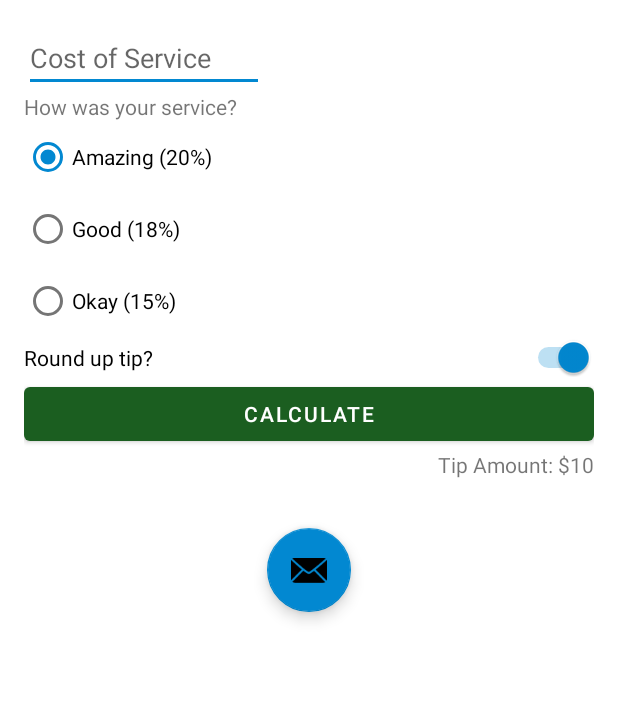
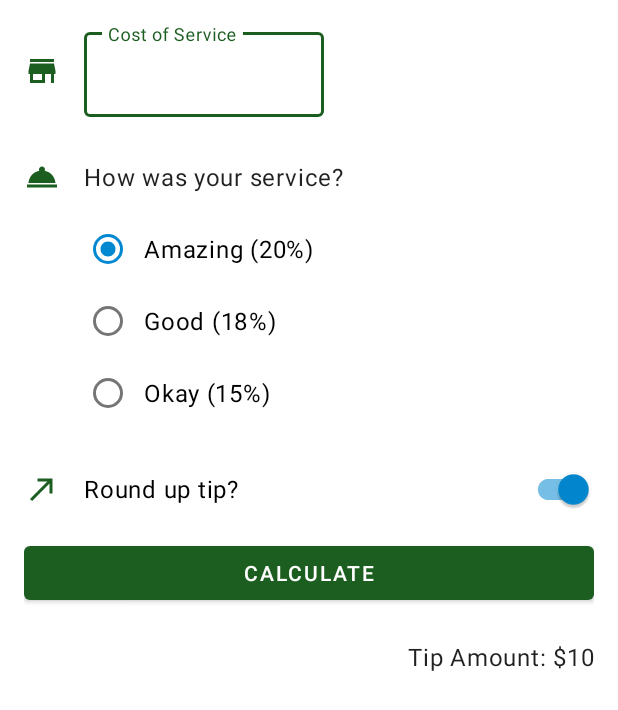
Before and after one commit to rafael-cagliari/tip-calculator, an Android app: the layout activity_main.xml on its own in the app's theme, with its tools: preview values and no code run, on a phone screen of 412 x 824 dp. Shown: the top 710 px of the screen. Run offline under Robolectric (Android 15) with nearby library versions, the phone set to English and light mode, and no system bars.

Commit message:
refined UI and added icons

```diff
--- a/app/build.gradle
+++ b/app/build.gradle
@@ -13,6 +13,7 @@ android {
     defaultConfig {
         applicationId "com.example.tiptime"
         minSdkVersion 19
+        vectorDrawables.useSupportLibrary = true
         targetSdkVersion 30
         versionCode 1
         versionName "1.0"
--- a/app/src/main/java/com/example/tiptime/MainActivity.kt
+++ b/app/src/main/java/com/example/tiptime/MainActivity.kt
@@ -1,11 +1,25 @@
 package com.example.tiptime
 
+import android.content.Context
 import android.os.Bundle
+import android.view.KeyEvent
+import android.view.View
+import android.view.inputmethod.InputMethodManager
 import androidx.appcompat.app.AppCompatActivity
 import com.example.tiptime.databinding.ActivityMainBinding
 import java.text.NumberFormat
 
 class MainActivity : AppCompatActivity() {
+    private fun handleKeyEvent(view: View, keyCode: Int): Boolean {
+        if (keyCode == KeyEvent.KEYCODE_ENTER) {
+            // Hide the keyboard
+            val inputMethodManager =
+                getSystemService(Context.INPUT_METHOD_SERVICE) as InputMethodManager
+            inputMethodManager.hideSoftInputFromWindow(view.windowToken, 0)
+            return true
+        }
+        return false
+    }
 
     private lateinit var binding: ActivityMainBinding
 
@@ -14,17 +28,25 @@ class MainActivity : AppCompatActivity() {
         binding = ActivityMainBinding.inflate(layoutInflater)
         setContentView(binding.root)
 
-        binding.calculateButton.setOnClickListener{ calculateTip() }
+        binding.calculateButton.setOnClickListener { calculateTip() }
+
+        setContentView(binding.root)
+
+        binding.calculateButton.setOnClickListener { calculateTip() }
+
+        binding.costOfServiceEditText.setOnKeyListener { view, keyCode, _ ->
+            handleKeyEvent(view, keyCode)
+        }
+    }
 
 
-    }
-
     private fun calculateTip() {
-        val stringInTextField = binding.costOfService.text.toString()
+        val stringInTextField = binding.costOfServiceEditText.text.toString()
         val cost = stringInTextField.toDoubleOrNull()
-        if (cost == null){
+        if (cost == null) {
             binding.tipResult.text = ""
-            return}
+            return
+        }
         val tipPercentage = when (binding.tipOptions.checkedRadioButtonId) {
             R.id.option_twenty_percent -> 0.20
             R.id.option_eighteen_percent -> 0.18
--- /dev/null
+++ b/app/src/main/res/drawable/ic_round_up.xml
@@ -0,0 +1,10 @@
+<vector xmlns:android="http://schemas.android.com/apk/res/android"
+    android:width="24dp"
+    android:height="24dp"
+    android:tint="?attr/colorPrimary"
+    android:viewportWidth="24"
+    android:viewportHeight="24">
+    <path
+        android:fillColor="@android:color/white"
+        android:pathData="M9,5v2h6.59L4,18.59 5.41,20 17,8.41V15h2V5z" />
+</vector>
--- /dev/null
+++ b/app/src/main/res/drawable/ic_service.xml
@@ -0,0 +1,10 @@
+<vector xmlns:android="http://schemas.android.com/apk/res/android"
+    android:width="24dp"
+    android:height="24dp"
+    android:tint="?attr/colorPrimary"
+    android:viewportWidth="24"
+    android:viewportHeight="24">
+    <path
+        android:fillColor="@android:color/white"
+        android:pathData="M2,17h20v2L2,19zM13.84,7.79c0.1,-0.24 0.16,-0.51 0.16,-0.79 0,-1.1 -0.9,-2 -2,-2s-2,0.9 -2,2c0,0.28 0.06,0.55 0.16,0.79C6.25,8.6 3.27,11.93 3,16h18c-0.27,-4.07 -3.25,-7.4 -7.16,-8.21z" />
+</vector>
--- /dev/null
+++ b/app/src/main/res/drawable/ic_store.xml
@@ -0,0 +1,10 @@
+<vector xmlns:android="http://schemas.android.com/apk/res/android"
+    android:width="24dp"
+    android:height="24dp"
+    android:tint="?attr/colorPrimary"
+    android:viewportWidth="24"
+    android:viewportHeight="24">
+    <path
+        android:fillColor="@android:color/white"
+        android:pathData="M20,4L4,4v2h16L20,4zM21,14v-2l-1,-5L4,7l-1,5v2h1v6h10v-6h4v6h2v-6h1zM12,18L6,18v-4h6v4z" />
+</vector>
--- a/app/src/main/res/layout/activity_main.xml
+++ b/app/src/main/res/layout/activity_main.xml
@@ -1,28 +1,65 @@
 <?xml version="1.0" encoding="utf-8"?>
-<androidx.constraintlayout.widget.ConstraintLayout xmlns:android="http://schemas.android.com/apk/res/android"
+<ScrollView xmlns:android="http://schemas.android.com/apk/res/android"
     xmlns:app="http://schemas.android.com/apk/res-auto"
     xmlns:tools="http://schemas.android.com/tools"
+    android:layout_width="match_parent"
+    android:layout_height="match_parent">
+
+    <androidx.constraintlayout.widget.ConstraintLayout
         android:layout_width="match_parent"
         android:layout_height="match_parent"
         android:padding="16dp"
         tools:context=".MainActivity">
 
-    <EditText
+        <ImageView
+            android:id="@+id/icon_cost_of_service"
+            android:layout_width="wrap_content"
+            android:layout_height="wrap_content"
+            android:importantForAccessibility="no"
+            app:layout_constraintBottom_toBottomOf="@id/cost_of_service"
+            app:layout_constraintStart_toStartOf="parent"
+            app:layout_constraintTop_toTopOf="@id/cost_of_service"
+            app:srcCompat="@drawable/ic_store" />
+
+
+        <com.google.android.material.textfield.TextInputLayout
             android:id="@+id/cost_of_service"
             android:layout_width="160dp"
             android:layout_height="wrap_content"
+            android:layout_marginStart="16dp"
             android:hint="@string/cost_of_service"
-        android:importantForAutofill="no"
-        android:inputType="numberDecimal"
+            app:layout_constraintStart_toEndOf="@+id/icon_cost_of_service"
+            app:layout_constraintTop_toTopOf="parent">
+
+
+            <com.google.android.material.textfield.TextInputEditText
+                android:id="@+id/cost_of_service_edit_text"
+                android:layout_width="match_parent"
+                android:layout_height="match_parent"
+
+                android:inputType="numberDecimal" />
+
+        </com.google.android.material.textfield.TextInputLayout>
+
+        <ImageView
+            android:id="@+id/icon_how_was_service"
+            android:layout_width="wrap_content"
+            android:layout_height="wrap_content"
+            android:importantForAccessibility="no"
+            app:layout_constraintBottom_toBottomOf="@id/service_question"
             app:layout_constraintStart_toStartOf="parent"
-        app:layout_constraintTop_toTopOf="parent" />
+            app:layout_constraintTop_toTopOf="@id/service_question"
+            app:srcCompat="@drawable/ic_service" />
 
         <TextView
             android:id="@+id/service_question"
+            style="@style/Widget.TipTime.TextView"
             android:layout_width="wrap_content"
             android:layout_height="wrap_content"
+            android:layout_marginStart="16dp"
+            android:layout_marginTop="16dp"
             android:text="@string/how_was_your_service"
-        app:layout_constraintStart_toStartOf="parent"
+            app:layout_constraintStart_toEndOf="@+id/icon_how_was_service"
             app:layout_constraintTop_toBottomOf="@id/cost_of_service" />
 
         <RadioGroup
@@ -31,13 +68,14 @@
             android:layout_height="wrap_content"
             android:checkedButton="@id/option_twenty_percent"
             android:orientation="vertical"
-        app:layout_constraintStart_toStartOf="parent"
+            app:layout_constraintStart_toStartOf="@+id/service_question"
             app:layout_constraintTop_toBottomOf="@id/service_question">
 
             <RadioButton
                 android:id="@+id/option_twenty_percent"
                 android:layout_width="wrap_content"
                 android:layout_height="wrap_content"
+
                 android:text="@string/amazing_20"></RadioButton>
 
             <RadioButton
@@ -54,20 +92,34 @@
 
         </RadioGroup>
 
-    <Switch
+        <ImageView
+            android:id="@+id/icon_round_up"
+            android:layout_width="wrap_content"
+            android:layout_height="wrap_content"
+            android:importantForAccessibility="no"
+            app:layout_constraintBottom_toBottomOf="@+id/round_up_switch"
+            app:layout_constraintStart_toStartOf="parent"
+            app:layout_constraintTop_toTopOf="@+id/round_up_switch"
+            app:srcCompat="@drawable/ic_round_up" />
+
+        <com.google.android.material.switchmaterial.SwitchMaterial
             android:id="@+id/round_up_switch"
             android:layout_width="0dp"
             android:layout_height="wrap_content"
+            android:layout_marginStart="16dp"
+            android:layout_marginTop="16dp"
             android:checked="true"
             android:text="@string/round_up_tip"
+
             app:layout_constraintEnd_toEndOf="parent"
-        app:layout_constraintStart_toStartOf="parent"
-        app:layout_constraintTop_toBottomOf="@id/tip_options"></Switch>
+            app:layout_constraintStart_toEndOf="@+id/icon_round_up"
+            app:layout_constraintTop_toBottomOf="@id/tip_options" />
 
         <Button
             android:id="@+id/calculate_button"
             android:layout_width="0dp"
             android:layout_height="wrap_content"
+            android:layout_marginTop="8dp"
             android:text="@string/calculate"
             app:layout_constraintEnd_toEndOf="parent"
             app:layout_constraintStart_toStartOf="parent"
@@ -75,21 +127,14 @@
 
         <TextView
             android:id="@+id/tip_result"
+            style="@style/Widget.TipTime.TextView"
             android:layout_width="wrap_content"
             android:layout_height="wrap_content"
-        tools:text="Tip Amount: $10"
+            android:layout_marginTop="8dp"
             app:layout_constraintEnd_toEndOf="parent"
-        app:layout_constraintTop_toBottomOf="@id/calculate_button" />
+            app:layout_constraintTop_toBottomOf="@id/calculate_button"
+            tools:text="Tip Amount: $10" />
 
-    <com.google.android.material.floatingactionbutton.FloatingActionButton
-        android:layout_width="wrap_content"
-        android:layout_height="wrap_content"
-        android:layout_gravity="center_horizontal"
-        android:layout_marginTop="52dp"
-        android:contentDescription="@string/email_icon"
-        app:layout_constraintEnd_toEndOf="parent"
-        app:layout_constraintStart_toStartOf="parent"
-        app:layout_constraintTop_toBottomOf="@+id/calculate_button"
-        app:srcCompat="@android:drawable/ic_dialog_email" />
 
     </androidx.constraintlayout.widget.ConstraintLayout>
+</ScrollView>
--- a/app/src/main/res/values-night/themes.xml
+++ b/app/src/main/res/values-night/themes.xml
@@ -12,5 +12,11 @@
         <!-- Status bar color. -->
         <item name="android:statusBarColor" tools:targetApi="l">?attr/colorPrimaryVariant</item>
         <!-- Customize your theme here. -->
+
+        <item name="textInputStyle">@style/Widget.MaterialComponents.TextInputLayout.OutlinedBox
+        </item>
+        <item name="radioButtonStyle">@style/Widget.TipTime.CompoundButton.RadioButton</item>
+        <item name="switchStyle">@style/Widget.TipTime.CompoundButton.Switch</item>
+
     </style>
 </resources>
--- /dev/null
+++ b/app/src/main/res/values/styles.xml
@@ -0,0 +1,22 @@
+<?xml version="1.0" encoding="utf-8"?>
+<resources>
+
+    <style name="Widget.TipTime.TextView" parent="Widget.MaterialComponents.TextView">
+        <item name="android:minHeight">48dp</item>
+        <item name="android:gravity">center_vertical</item>
+        <item name="android:textAppearance">?attr/textAppearanceBody1</item>
+    </style>
+
+    <style name="Widget.TipTime.CompoundButton.Switch" parent="Widget.MaterialComponents.CompoundButton.Switch">
+        <item name="android:minHeight">48dp</item>
+        <item name="android:gravity">center_vertical</item>
+        <item name="android:textAppearance">?attr/textAppearanceBody1</item>
+    </style>
+
+    <style name="Widget.TipTime.CompoundButton.RadioButton" parent="Widget.MaterialComponents.CompoundButton.RadioButton">
+        <item name="android:paddingStart">8dp</item>
+        <item name="android:textAppearance">?attr/textAppearanceBody1</item>
+    </style>
+
+
+</resources>
--- a/app/src/main/res/values/themes.xml
+++ b/app/src/main/res/values/themes.xml
@@ -11,6 +11,11 @@
         <item name="colorOnSecondary">#000000</item>
         <!-- Status bar color. -->
         <item name="android:statusBarColor" tools:targetApi="l">?attr/colorPrimaryVariant</item>
+
+        <item name="textInputStyle">@style/Widget.MaterialComponents.TextInputLayout.OutlinedBox
+        </item>
+        <item name="radioButtonStyle">@style/Widget.TipTime.CompoundButton.RadioButton</item>
+        <item name="switchStyle">@style/Widget.TipTime.CompoundButton.Switch</item>
         <!-- Customize your theme here. -->
     </style>
 </resources>
```
Lines whose indentation alone changed are shown as unchanged.
